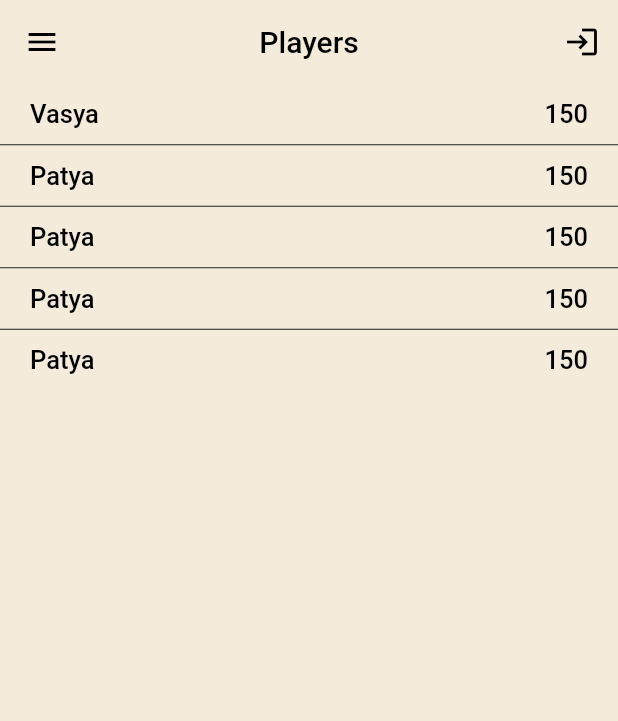
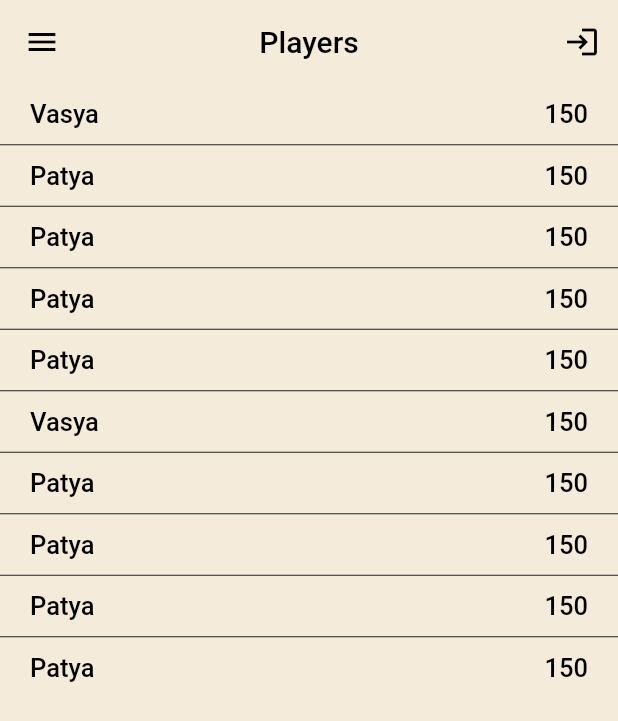
Before and after one commit to cardinal1994/sicilia_mafia, a Flutter app: the screen it shows after launch, on a phone screen of 412 x 824 dp. Shown: the top 721 px of the screen. Run offline on Flutter 3.47's test engine with Material 2 defaults, Android fonts, the phone set to English and light mode, and no system bars; our stand-ins replace bloc, firebase_auth, firebase_core, freezed_annotation, new_gradient_app_bar; accounts and stored records are empty.

Commit message:
feature: add users

```diff
--- a/lib/ui/pages/home_page/home_page.dart
+++ b/lib/ui/pages/home_page/home_page.dart
@@ -9,11 +9,16 @@ class HomePage extends StatelessWidget {
   HomePage({Key? key}) : super(key: key);
 
   final List<User> users = <User>[
-    User(nickname: 'Vasya', balance: 150),
-    User(nickname: 'Patya', balance: 150),
-    User(nickname: 'Patya', balance: 150),
-    User(nickname: 'Patya', balance: 150),
-    User(nickname: 'Patya', balance: 150),
+    const User(nickname: 'Vasya', balance: 150),
+    const User(nickname: 'Patya', balance: 150),
+    const User(nickname: 'Patya', balance: 150),
+    const User(nickname: 'Patya', balance: 150),
+    const User(nickname: 'Patya', balance: 150),
+    const User(nickname: 'Vasya', balance: 150),
+    const User(nickname: 'Patya', balance: 150),
+    const User(nickname: 'Patya', balance: 150),
+    const User(nickname: 'Patya', balance: 150),
+    const User(nickname: 'Patya', balance: 150),
   ];
 
   @override
```
